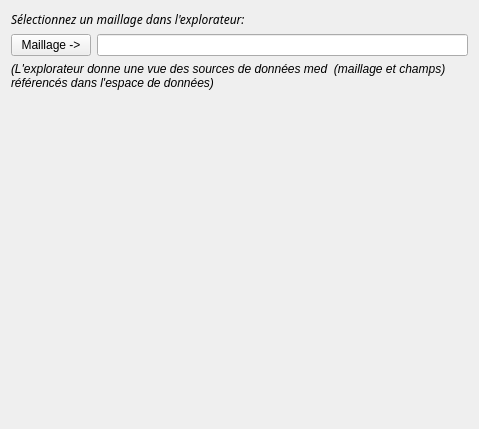
Qt form src/MEDOP/gui/dialogs/DlgChangeUnderlyingMesh.ui (luzpaz/med) before a commit.
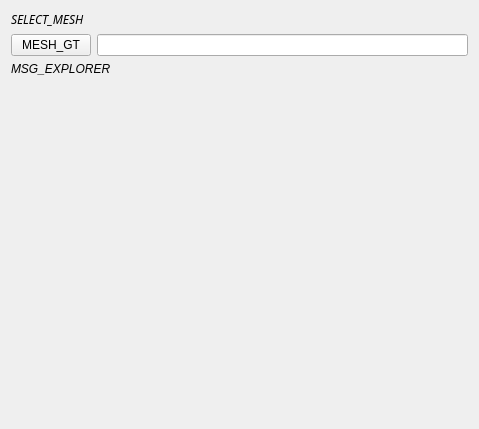
The same form after that commit.

```diff
--- a/src/MEDOP/gui/dialogs/DlgChangeUnderlyingMesh.ui
+++ b/src/MEDOP/gui/dialogs/DlgChangeUnderlyingMesh.ui
@@ -388,7 +388,7 @@
           </font>
          </property>
          <property name="text">
-          <string>Sélectionnez un maillage dans l'explorateur:</string>
+          <string>SELECT_MESH</string>
          </property>
          <property name="wordWrap">
           <bool>true</bool>
@@ -400,7 +400,7 @@
          <item>
           <widget class="QPushButton" name="btnSelectMesh">
            <property name="text">
-            <string>Maillage -&gt;</string>
+            <string>MESH_GT</string>
            </property>
           </widget>
          </item>
@@ -417,7 +417,7 @@
           </font>
          </property>
          <property name="text">
-          <string>(L'explorateur donne une vue des sources de données med  (maillage et champs) référencés dans l'espace de données)</string>
+          <string>MSG_EXPLORER</string>
          </property>
          <property name="wordWrap">
           <bool>true</bool>
```
Left out of the diff: 2 changed lines with no effect on the pictures.
